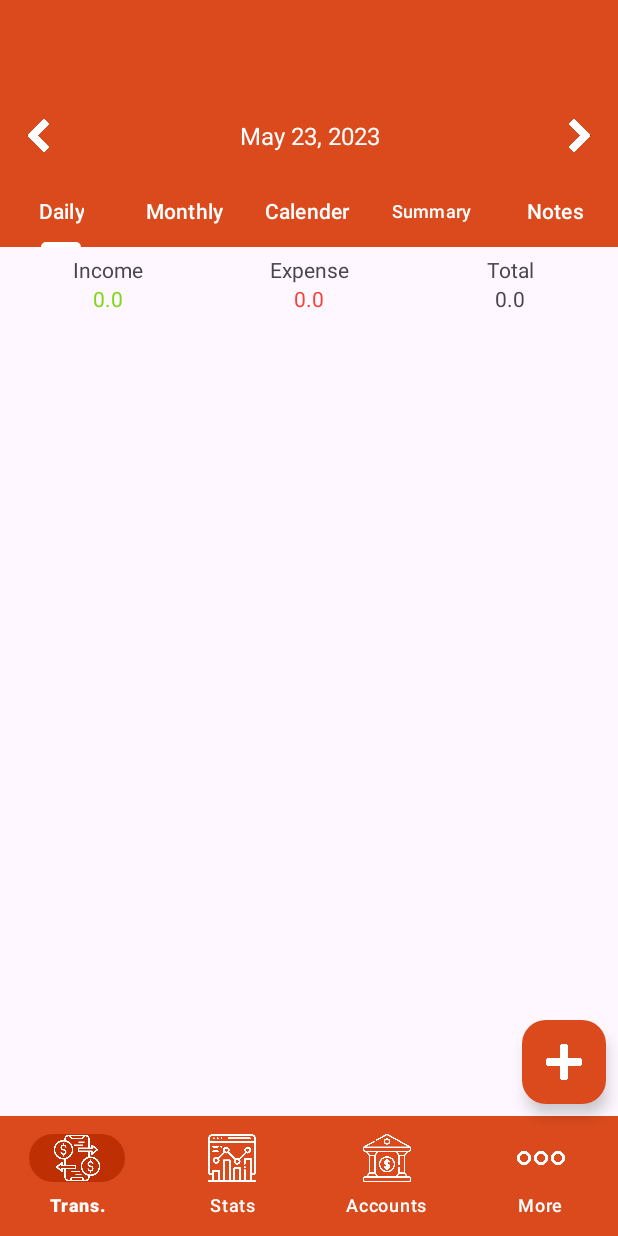
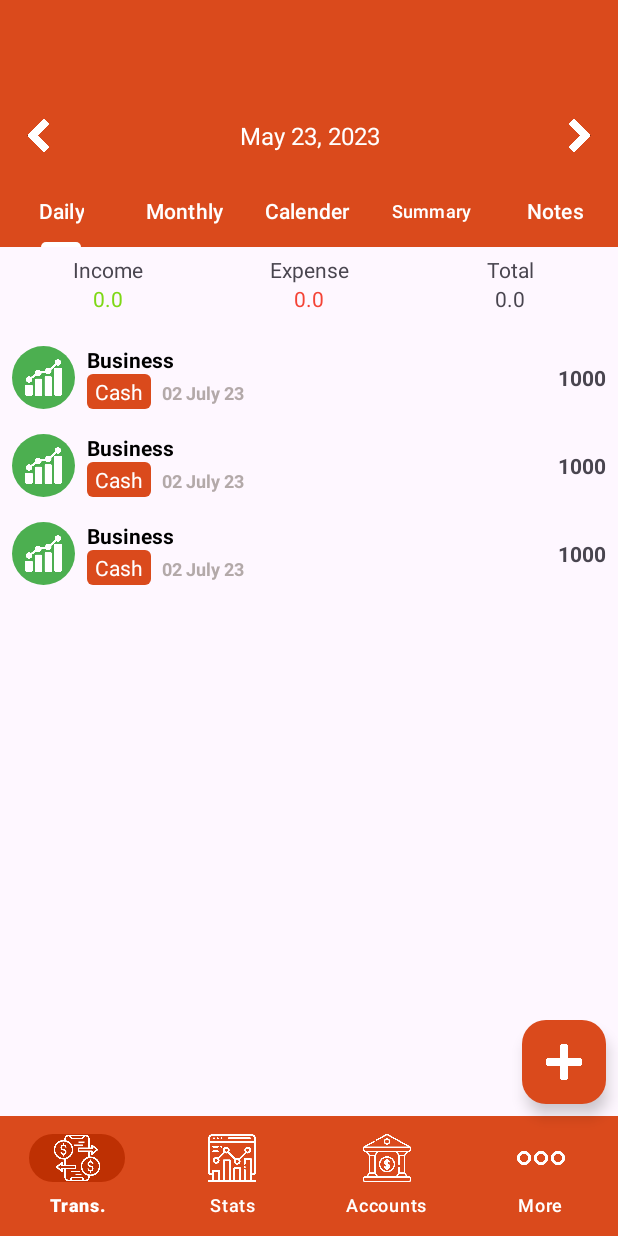
Before and after one commit to TanmoySharma007/E_Management_Control, an Android app: the layout activity_main.xml on its own in the app's theme, with its tools: preview values and no code run, on a phone screen of 412 x 824 dp. Run offline under Robolectric (Android 15) with nearby library versions, the phone set to English and light mode, and no system bars.

```diff
--- a/app/src/main/AndroidManifest.xml
+++ b/app/src/main/AndroidManifest.xml
@@ -21,6 +21,9 @@
                 <category android:name="android.intent.category.LAUNCHER" />
             </intent-filter>
         </activity>
+        <meta-data
+            android:name="preloaded_fonts"
+            android:resource="@array/preloaded_fonts" />
     </application>
 
 </manifest>
--- /dev/null
+++ b/app/src/main/res/drawable/accounts_bg.xml
@@ -0,0 +1,5 @@
+<?xml version="1.0" encoding="utf-8"?>
+<shape xmlns:android="http://schemas.android.com/apk/res/android">
+<solid android:color="@color/orange"/>
+<corners android:radius="4dp"/>
+</shape>
--- /dev/null
+++ b/app/src/main/res/drawable/category_bg.xml
@@ -0,0 +1,4 @@
+<?xml version="1.0" encoding="utf-8"?>
+<shape android:shape="oval" xmlns:android="http://schemas.android.com/apk/res/android">
+    <solid android:color="#4CAF50" />
+</shape>
--- /dev/null
+++ b/app/src/main/res/drawable/default_selector.xml
@@ -0,0 +1,6 @@
+<?xml version="1.0" encoding="utf-8"?>
+<shape xmlns:android="http://schemas.android.com/apk/res/android">
+<solid android:color="#CFC5C5"/>
+    <corners android:radius="3dp"/>
+    <stroke android:color="#B3B3B3" android:width="5dp"/>
+</shape>
--- /dev/null
+++ b/app/src/main/res/drawable/dialogue_bd.xml
@@ -0,0 +1,5 @@
+<?xml version="1.0" encoding="utf-8"?>
+<shape xmlns:android="http://schemas.android.com/apk/res/android">
+<corners android:radius="10dp"/>
+    <solid android:color="@color/white"/>
+</shape>
--- /dev/null
+++ b/app/src/main/res/drawable/expense_selector.xml
@@ -0,0 +1,6 @@
+<?xml version="1.0" encoding="utf-8"?>
+<shape xmlns:android="http://schemas.android.com/apk/res/android">
+<solid android:color="#2CF44336"/>
+    <corners android:radius="5dp"/>
+    <stroke android:color="#FCFF1100" android:width="3dp"/>
+</shape>
--- /dev/null
+++ b/app/src/main/res/drawable/income_selector.xml
@@ -0,0 +1,6 @@
+<?xml version="1.0" encoding="utf-8"?>
+<shape xmlns:android="http://schemas.android.com/apk/res/android">
+<solid android:color="#2C115314"/>
+    <corners android:radius="3dp"/>
+    <stroke android:color="#30D336" android:width="3dp"/>
+</shape>
--- a/app/src/main/res/layout/activity_main.xml
+++ b/app/src/main/res/layout/activity_main.xml
@@ -1,5 +1,6 @@
 <?xml version="1.0" encoding="utf-8"?>
 <androidx.constraintlayout.widget.ConstraintLayout xmlns:android="http://schemas.android.com/apk/res/android"
+    android:id="@+id/container"
     xmlns:app="http://schemas.android.com/apk/res-auto"
     xmlns:tools="http://schemas.android.com/tools"
     android:layout_width="match_parent"
@@ -15,7 +16,8 @@
         android:theme="?attr/actionBarTheme"
         app:layout_constraintEnd_toEndOf="parent"
         app:layout_constraintStart_toStartOf="parent"
-        app:layout_constraintTop_toTopOf="parent" />
+        app:layout_constraintTop_toTopOf="parent"
+        app:titleTextColor="@color/white"/>
 
     <LinearLayout
         android:id="@+id/linearLayout"
@@ -77,12 +79,14 @@
         <com.google.android.material.tabs.TabItem
             android:layout_width="wrap_content"
             android:layout_height="wrap_content"
+
             android:background="@color/orange"
             android:text="Calender" />
 
         <com.google.android.material.tabs.TabItem
-            android:layout_width="wrap_content"
+            android:layout_width="match_parent"
             android:layout_height="wrap_content"
+
             android:text="Summary" />
 
         <com.google.android.material.tabs.TabItem
@@ -92,6 +96,7 @@
     </com.google.android.material.tabs.TabLayout>
 
     <LinearLayout
+        android:id="@+id/linearLayout2"
         android:layout_width="match_parent"
         android:layout_height="wrap_content"
         android:orientation="horizontal"
@@ -184,16 +189,28 @@
 
     <com.google.android.material.floatingactionbutton.FloatingActionButton
         android:id="@+id/floatingActionButton"
+        android:clickable="true"
         android:layout_width="wrap_content"
         android:layout_height="wrap_content"
         android:layout_marginEnd="8dp"
         android:layout_marginBottom="8dp"
-        android:clickable="true"
         app:backgroundTint="@color/orange"
         app:layout_constraintBottom_toTopOf="@+id/bottomNavigationView"
         app:layout_constraintEnd_toEndOf="parent"
         app:srcCompat="@drawable/add"
-        app:tint="@color/white" />
+        app:tint="@color/white"
+        android:contentDescription="TODO"
+        android:focusable="true" />
+
+     <androidx.recyclerview.widget.RecyclerView
+         android:id="@+id/transactionList"
+        android:layout_width="0dp"
+        android:layout_height="0dp"
+        tools:listitem="@layout/row_transactions"
+        app:layout_constraintBottom_toTopOf="@+id/bottomNavigationView"
+        app:layout_constraintEnd_toEndOf="parent"
+        app:layout_constraintStart_toStartOf="parent"
+        app:layout_constraintTop_toBottomOf="@+id/linearLayout2" />
 
 
 </androidx.constraintlayout.widget.ConstraintLayout>
--- /dev/null
+++ b/app/src/main/res/layout/row_transactions.xml
@@ -0,0 +1,84 @@
+<?xml version="1.0" encoding="utf-8"?>
+<androidx.constraintlayout.widget.ConstraintLayout xmlns:android="http://schemas.android.com/apk/res/android"
+    xmlns:app="http://schemas.android.com/apk/res-auto"
+    xmlns:tools="http://schemas.android.com/tools"
+    android:layout_width="match_parent"
+    android:layout_height="wrap_content"
+    android:layout_marginTop="8dp">
+
+    <ImageView
+        android:id="@+id/transactionicon"
+        android:layout_width="42dp"
+        android:layout_height="42dp"
+        android:layout_marginStart="8dp"
+        android:background="@drawable/category_bg"
+        android:padding="8dp"
+        android:tint="@color/white"
+        app:layout_constraintBottom_toBottomOf="@+id/linearLayout4"
+        app:layout_constraintStart_toStartOf="parent"
+        app:layout_constraintTop_toTopOf="@+id/linearLayout4"
+        app:srcCompat="@drawable/barchart" />
+
+    <LinearLayout
+        android:id="@+id/linearLayout4"
+        android:layout_width="0dp"
+        android:layout_height="wrap_content"
+        android:layout_marginStart="8dp"
+        android:layout_marginTop="8dp"
+        android:orientation="vertical"
+        app:layout_constraintStart_toEndOf="@+id/transactionicon"
+        app:layout_constraintTop_toTopOf="parent">
+
+        <TextView
+            android:id="@+id/transactionCategory"
+            android:layout_width="match_parent"
+            android:layout_height="wrap_content"
+            android:text="Business"
+            android:textColor="@color/black"
+            android:textStyle="bold" />
+
+        <LinearLayout
+            android:layout_width="match_parent"
+            android:layout_height="match_parent"
+            android:orientation="horizontal">
+
+            <TextView
+                android:id="@+id/accountLbl"
+                android:layout_width="wrap_content"
+                android:layout_height="wrap_content"
+                android:layout_weight="1"
+                android:background="@drawable/accounts_bg"
+                android:paddingLeft="5dp"
+                android:paddingTop="2dp"
+                android:paddingRight="5dp"
+                android:paddingBottom="2dp"
+                android:text="Cash"
+                android:textColor="@color/white" />
+
+            <TextView
+                android:id="@+id/transactionsDate"
+                android:layout_width="wrap_content"
+                android:layout_height="wrap_content"
+                android:layout_marginLeft="5dp"
+                android:layout_weight="1"
+                android:fontFamily="@font/roboto_bold"
+                android:padding="2dp"
+                android:text="02 July 23"
+                android:textColor="#B3A9A9"
+                android:textSize="12sp" />
+        </LinearLayout>
+
+    </LinearLayout>
+
+    <TextView
+        android:id="@+id/transactionAmount"
+        android:layout_width="wrap_content"
+        android:layout_height="wrap_content"
+        android:layout_marginEnd="8dp"
+        android:fontFamily="@font/roboto_bold"
+        android:text="1000"
+        app:layout_constraintBottom_toBottomOf="@+id/linearLayout4"
+        app:layout_constraintEnd_toEndOf="parent"
+        app:layout_constraintTop_toTopOf="@+id/linearLayout4" />
+
+</androidx.constraintlayout.widget.ConstraintLayout>
--- a/app/src/main/res/values/colors.xml
+++ b/app/src/main/res/values/colors.xml
@@ -5,6 +5,9 @@
     <color name="white">#FFFFFFFF</color>
     <color name="orange">#DA4A1C</color>
     <color name="orangeDark">#BE3003</color>
+    <color name="greenColor">#A84CAF50</color>
+    <color name="redColor">#9AF44336</color>
+    <color name="textColor">#ACA8A7</color>
 
 
 </resources>
--- a/app/src/main/res/values/strings.xml
+++ b/app/src/main/res/values/strings.xml
@@ -1,3 +1,5 @@
 <resources>
     <string name="app_name">E_management_Manager</string>
+    <!-- TODO: Remove or change this placeholder text -->
+    <string name="hello_blank_fragment">Hello blank fragment</string>
 </resources>
```
Also changed, not shown: app/src/main/java/com/example/e_management_manager/AddTransactionFragment.java (added, +70 -0 lines), app/src/main/java/com/example/e_management_manager/MainActivity.java (+19 -3 lines), app/src/main/res/layout/fragment_add_transaction.xml (added, +122 -0 lines), app/src/main/res/drawable/barchart.png (added), app/src/main/res/font/roboto_bold.ttf (added).
